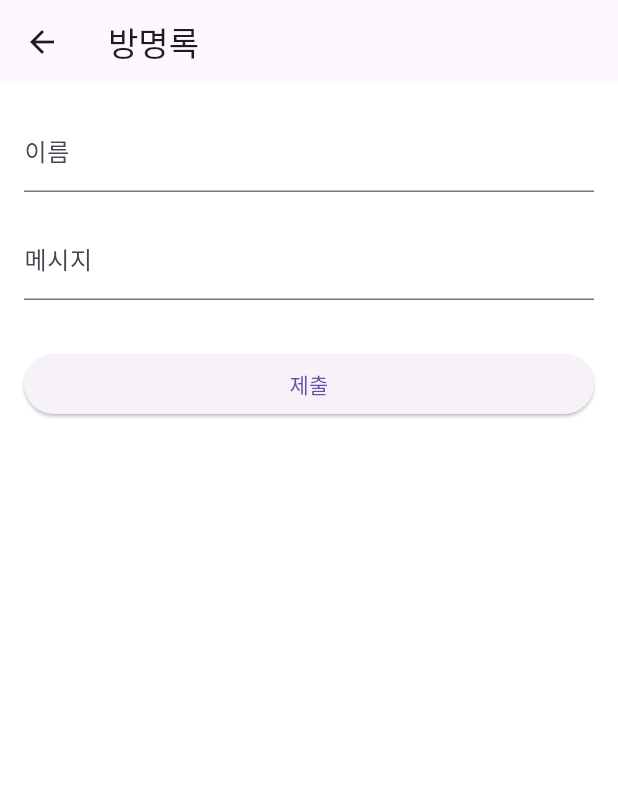
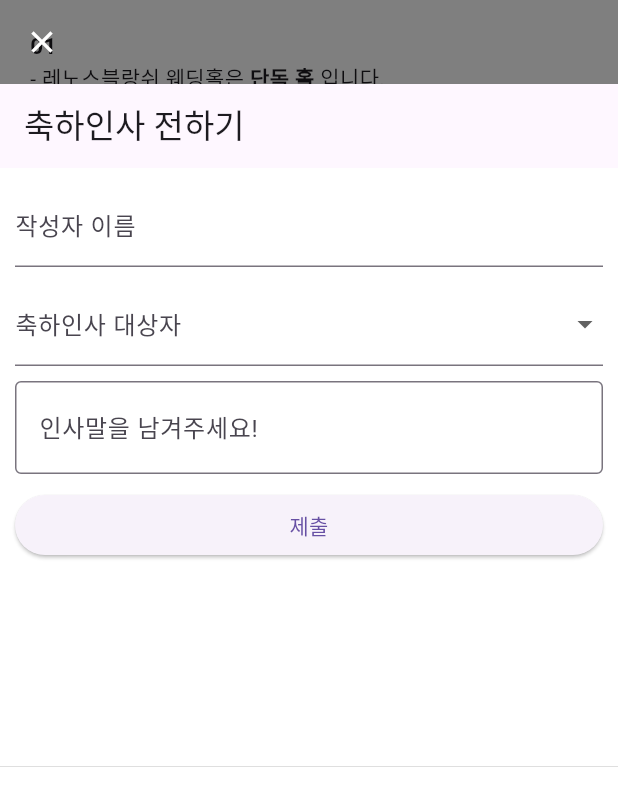
Before and after one commit to donkia/mobileIntivation, a Flutter app: the Notice widget shown alone on an empty page, opened directly, after a tap on "축하의 인사 남기기", on a phone screen of 412 x 824 dp. Shown: the top 806 px of the screen. Run offline on Flutter 3.47's test engine with Material 3 defaults, Android fonts, the phone set to English and light mode, and no system bars; our stand-ins replace cached_network_image, cloud_firestore, firebase_core, flutter_cache_manager, share_plus, table_calendar; missing offline and left inert: dart:html, dart:js; accounts and stored records are empty; network calls fail; Roboto replaces fonts that are missing (MaruBuri); statements that could not run were skipped.

Commit message:
캘린더 스크롤 불가, 축하의 인사 남기기 개선

```diff
--- a/lib/home.dart
+++ b/lib/home.dart
@@ -422,35 +422,9 @@ class _HomeState extends State<Home> with SingleTickerProviderStateMixin {
                         Icons.copy,
                         size: 10,
                       )),
-                  /*
-                  const Text(
-                    '주소 복사하기',
-                    style: TextStyle(fontSize: 9),
-                  )
-                  */
                 ],
               ),
 
-              /*
-              Row(
-                mainAxisAlignment: MainAxisAlignment.center,
-                children: [
-                  IconButton(
-                      onPressed: () {
-                        Clipboard.setData(
-                            const ClipboardData(text: '서울특별시 성동구 행당동 319-36'));
-                      },
-                      icon: const Icon(
-                        Icons.copy,
-                        size: 10,
-                      )),
-                  const Text(
-                    '주소 복사하기',
-                    style: TextStyle(fontSize: 9),
-                  )
-                ],
-              ),
-              */
               // 네이버 지도
               const SizedBox(
                 height: 400,
@@ -495,39 +469,11 @@ class _HomeState extends State<Home> with SingleTickerProviderStateMixin {
               ),
               const Account(),
 
-/*
-              Stack(
-                alignment: Alignment.center,
-                children: [
-                  Image.asset('assets/images/18.jpg'),
-                  const Positioned(
-                    top: 5,
-                    //width: 100,
-                    //height: 100,
-                    //child: Image.asset('assets/images/4.jpg'),
-                    child: Text(
-                      '저희의 새로운 시작을\n축하해 주시는 모든 분들께\n진심으로 감사드립니다.\n행복하게 잘 살겠습니다.',
-                      maxLines: 5,
-                      style: TextStyle(
-                          fontSize: 20,
-                          color: Color.fromARGB(255, 255, 255, 255),
-                          fontWeight: FontWeight.w700),
-                      //style: TextStyle(color: Color(0xff1877F2), fontSize: 19),
-                    ),
-                  ),
-                ],
-              ),
-*/
               const SizedBox(
                 height: 10,
               ),
               const Share(),
               const Buttom()
-              //const Text('공유하기'),
-              // const SizedBox(
-              //   //height: 400,
-              //   child: Share(),
-              // ),
             ],
           ),
         ),
--- a/lib/widget/customCalendar.dart
+++ b/lib/widget/customCalendar.dart
@@ -21,6 +21,7 @@ class _CustomCalendarState extends State<CustomCalendar> {
           // 아무 작업도 하지 않음
         },
         child: TableCalendar(
+          availableGestures: AvailableGestures.none,
           firstDay: DateTime.utc(2025, 1, 1),
           lastDay: DateTime.utc(2025, 1, 31),
           focusedDay: focusedDay,
@@ -42,6 +43,9 @@ class _CustomCalendarState extends State<CustomCalendar> {
             formatButtonVisible: false,
             leftChevronVisible: false,
             rightChevronVisible: false,
+            // titleTextFormatter: (date, locale) {
+            //   return '${DateFormat('MM').format(date)}월';
+            // },
 
             // titleTextStyle는 사용하지 않고 customHeaderBuilder를 사용
           ),
--- a/lib/widget/guestBook.dart
+++ b/lib/widget/guestBook.dart
@@ -2,7 +2,9 @@ import 'package:flutter/material.dart';
 import 'package:cloud_firestore/cloud_firestore.dart';
 
 class GuestBook extends StatefulWidget {
-  const GuestBook({super.key});
+  final VoidCallback onSubmitted;
+
+  const GuestBook({super.key, required this.onSubmitted});
 
   @override
   _GuestBookState createState() => _GuestBookState();
@@ -12,10 +14,7 @@ class _GuestBookState extends State<GuestBook> {
   final _nameController = TextEditingController();
   final _messageController = TextEditingController();
   final _formKey = GlobalKey<FormState>();
-
-  // Firestore 컬렉션 참조
-  CollectionReference guestbook =
-      FirebaseFirestore.instance.collection('guestbook');
+  String? _selectedRole;
 
   final FirebaseFirestore _firestore = FirebaseFirestore.instance;
 
@@ -25,29 +24,28 @@ class _GuestBookState extends State<GuestBook> {
         "name": _nameController.text,
         "message": _messageController.text,
         "timestamp": FieldValue.serverTimestamp(),
-        "type": '1'
+        "type": _selectedRole
       });
 
-      // await guestbook.doc('AV9LVH2LQ4QXhdcDdcz3').set({
-      //   'name': _nameController.text,
-      //   'message': _messageController.text,
-      //   'timestamp': FieldValue.serverTimestamp(),
-      //   'type': '1'
-      // });
       ScaffoldMessenger.of(context).showSnackBar(
         const SnackBar(content: Text('메시지가 제출되었습니다!')),
       );
       _nameController.clear();
       _messageController.clear();
+      setState(() {
+        _selectedRole = null;
+      });
+
+      widget.onSubmitted(); // 폼 제출 후 부모 위젯에서 스택을 닫도록 호출
     }
   }
 
   @override
   Widget build(BuildContext context) {
     return Scaffold(
-      appBar: AppBar(title: const Text('방명록')),
+      appBar: AppBar(title: const Text('축하인사 전하기')),
       body: Padding(
-        padding: const EdgeInsets.all(16.0),
+        padding: const EdgeInsets.all(10.0),
         child: Form(
           key: _formKey,
           child: Column(
@@ -55,7 +53,7 @@ class _GuestBookState extends State<GuestBook> {
             children: [
               TextFormField(
                 controller: _nameController,
-                decoration: const InputDecoration(labelText: '이름'),
+                decoration: const InputDecoration(labelText: '작성자 이름'),
                 validator: (value) {
                   if (value == null || value.isEmpty) {
                     return '이름을 입력해주세요';
@@ -63,10 +61,35 @@ class _GuestBookState extends State<GuestBook> {
                   return null;
                 },
               ),
-              const SizedBox(height: 16),
+              const SizedBox(height: 10),
+              DropdownButtonFormField<String>(
+                decoration: const InputDecoration(labelText: '축하인사 대상자'),
+                value: _selectedRole,
+                items: ['신랑', '신부'].map((role) {
+                  return DropdownMenuItem(value: role, child: Text(role));
+                }).toList(),
+                onChanged: (value) {
+                  setState(() {
+                    _selectedRole = value;
+                  });
+                },
+                validator: (value) {
+                  if (value == null) {
+                    return '축하인사 대상자를 선택해주세요.';
+                  }
+                  return null;
+                },
+              ),
+              const SizedBox(height: 10),
               TextFormField(
                 controller: _messageController,
-                decoration: const InputDecoration(labelText: '메시지'),
+                decoration: const InputDecoration(
+                  labelText: '인사말을 남겨주세요!',
+                  border: OutlineInputBorder(),
+                ),
+                maxLines: 3,
+                minLines: 2,
+                style: const TextStyle(fontSize: 10),
                 validator: (value) {
                   if (value == null || value.isEmpty) {
                     return '메시지를 입력해주세요';
@@ -74,7 +97,7 @@ class _GuestBookState extends State<GuestBook> {
                   return null;
                 },
               ),
-              const SizedBox(height: 32),
+              const SizedBox(height: 10),
               ElevatedButton(
                 onPressed: _submitForm,
                 child: const Text('제출'),
--- a/lib/widget/notice.dart
+++ b/lib/widget/notice.dart
@@ -1,163 +1,126 @@
 import 'package:flutter/material.dart';
 import 'package:mobile_invitation/widget/guestBook.dart';
 
-class Notice extends StatelessWidget {
+class Notice extends StatefulWidget {
   const Notice({super.key});
 
   @override
+  _NoticeState createState() => _NoticeState();
+}
+
+class _NoticeState extends State<Notice> {
+  bool _showGuestBook = false;
+
+  // GuestBook 토글 함수
+  void _toggleGuestBook() {
+    setState(() {
+      _showGuestBook = !_showGuestBook;
+    });
+  }
+
+  @override
   Widget build(BuildContext context) {
-    return Padding(
+    return Stack(
+      children: [
+        SingleChildScrollView(
           padding: const EdgeInsets.all(20.0),
           child: Column(
-        crossAxisAlignment: CrossAxisAlignment.start, //왼쪽 정렬 설정
+            crossAxisAlignment: CrossAxisAlignment.start,
             children: [
-          const Text(
-            '01',
-            style: TextStyle(
-              fontSize: 15,
-              fontWeight: FontWeight.w700,
-              //decoration: TextDecoration.underline
-            ),
-            //textAlign: TextAlign.start,
-          ),
+              const Text('01',
+                  style: TextStyle(fontSize: 15, fontWeight: FontWeight.w700)),
               const Text.rich(
                 TextSpan(
                   children: [
                     TextSpan(text: '- 레노스블랑쉬 웨딩홀은 '),
                     TextSpan(
                         text: '단독 홀',
-                  style: TextStyle(
-                    fontWeight: FontWeight.bold, // 굵게
-                    //color: Colors.red, // 원하는 색상
-                  ),
-                ),
+                        style: TextStyle(fontWeight: FontWeight.bold)),
                     TextSpan(text: ' 입니다.'),
                   ],
                 ),
               ),
-          const SizedBox(
-            height: 10,
-          ),
-          const Text(
-            '02',
-            style: TextStyle(
-              fontSize: 15,
-              fontWeight: FontWeight.w700,
-              //decoration: TextDecoration.underline
-            ),
-            //textAlign: TextAlign.start,
-          ),
+              const SizedBox(height: 10),
+              const Text('02',
+                  style: TextStyle(fontSize: 15, fontWeight: FontWeight.w700)),
               const Text.rich(
                 TextSpan(
                   children: [
                     TextSpan(text: '- 식사는 '),
                     TextSpan(
                         text: '뷔페식',
-                  style: TextStyle(
-                    fontWeight: FontWeight.bold, // 굵게
-                    //color: Colors.red, // 원하는 색상
-                  ),
-                ),
-                TextSpan(text: ' 입니다. 마음껏 드셔주십쇼.'),
+                        style: TextStyle(fontWeight: FontWeight.bold)),
+                    TextSpan(text: ' 입니다.'),
                   ],
                 ),
               ),
-          const SizedBox(
-            height: 10,
-          ),
-          const Text(
-            '03',
-            style: TextStyle(
-              fontSize: 15,
-              fontWeight: FontWeight.w700,
-              //decoration: TextDecoration.underline
-            ),
-            //textAlign: TextAlign.start,
-          ),
+              const SizedBox(height: 10),
+              const Text('03',
+                  style: TextStyle(fontSize: 15, fontWeight: FontWeight.w700)),
               const Text.rich(
                 TextSpan(
                   children: [
                     TextSpan(text: '- 주차는 '),
                     TextSpan(
                         text: '주차도장',
-                  style: TextStyle(
-                    fontWeight: FontWeight.bold, // 굵게
-                    //color: Colors.red, // 원하는 색상
-                  ),
-                ),
+                        style: TextStyle(fontWeight: FontWeight.bold)),
                     TextSpan(text: ' 찍어 출차하시면 2시간이 무료입니다.'),
                   ],
                 ),
               ),
               const Text('- 주차장은 본 건물 옆 지상 주차장에서 가능합니다.(약 150대 가능)'),
-          const Text('- 현장 만차 시에는 안내받으신 후, 무학여고 주차장 또는 삼성스토어 옆 유료주차장 이용 가능합니다'),
+              const Text(
+                  '- 현장 만차 시에는 안내받으신 후, 무학여고 주차장 또는 삼성스토어 옆 유료주차장 이용 가능합니다'),
               const Text('- 유료주차장 이용시에도 주차도장 적용이 가능합니다.'),
-          const SizedBox(
-            height: 10,
-          ),
-          // const Text(
-          //   '04',
-          //   style: TextStyle(
-          //     fontSize: 15,
-          //     fontWeight: FontWeight.w700,
-          //     //decoration: TextDecoration.underline
-          //   ),
-          //   //textAlign: TextAlign.start,
-          // ),
-          // const Text('- 참석 의사 전달은 신랑,신부에게 큰 도움이 됩니다.'),
-          // const SizedBox(
-          //   height: 20,
-          // ),
-          // Center(
-          //   child: OutlinedButton(
-          //     onPressed: () {},
-          //     style: OutlinedButton.styleFrom(
-          //         side: const BorderSide(
-          //           color: Colors.black,
-          //           width: 1.0,
-          //         ),
-          //         backgroundColor: Colors.transparent),
-          //     child: const Text(
-          //       '참석 의사 전달하기',
-          //       style: TextStyle(color: Colors.black),
-          //     ),
-          //   ),
-          // ),
-          const Text(
-            '04',
-            style: TextStyle(
-              fontSize: 15,
-              fontWeight: FontWeight.w700,
-              //decoration: TextDecoration.underline
-            ),
-            //textAlign: TextAlign.start,
-          ),
+              const SizedBox(height: 10),
+              const Text('04',
+                  style: TextStyle(fontSize: 15, fontWeight: FontWeight.w700)),
               const Text('- 신랑, 신부에게 축하의 인사를 남겨주세요!'),
-          const SizedBox(
-            height: 20,
-          ),
+              const SizedBox(height: 20),
               Center(
                 child: OutlinedButton(
-              onPressed: () {
-                Navigator.push(
-                  context,
-                  MaterialPageRoute(builder: (context) => const GuestBook()),
-                );
-              },
+                  onPressed: _toggleGuestBook,
                   style: OutlinedButton.styleFrom(
-                  side: const BorderSide(
-                    color: Colors.black,
-                    width: 1.0,
+                    side: const BorderSide(color: Colors.black, width: 1.0),
+                    backgroundColor: Colors.transparent,
                   ),
-                  backgroundColor: Colors.transparent),
-              child: const Text(
-                '축하의 인사 남기기',
-                style: TextStyle(color: Colors.black),
+                  child: const Text('축하의 인사 남기기',
+                      style: TextStyle(color: Colors.black)),
+                ),
+              ),
+              const SizedBox(height: 100),
+            ],
+          ),
+        ),
+        if (_showGuestBook)
+          Positioned.fill(
+            child: GestureDetector(
+              onTap: _toggleGuestBook,
+              child: Container(
+                color: Colors.black.withOpacity(0.5),
               ),
             ),
           ),
+        if (_showGuestBook)
+          Positioned.fill(
+            child: Column(
+              children: [
+                AppBar(
+                  backgroundColor: Colors.transparent,
+                  elevation: 0,
+                  leading: IconButton(
+                    icon: const Icon(Icons.close, color: Colors.white),
+                    onPressed: _toggleGuestBook,
+                  ),
+                ),
+                Expanded(
+                  child: GuestBook(
+                      onSubmitted: _toggleGuestBook), // onSubmitted 추가
+                ),
               ],
             ),
+          ),
+      ],
     );
   }
 }
--- a/lib/widget/openMapApp.dart
+++ b/lib/widget/openMapApp.dart
@@ -66,6 +66,8 @@ class OpenMapApp extends StatelessWidget {
   @override
   Widget build(BuildContext context) {
     return Column(
+      crossAxisAlignment: CrossAxisAlignment.stretch, // 부모 위젯의 전체 너비 사용
+
       children: [
         Row(mainAxisAlignment: MainAxisAlignment.center, children: [
           IconButton(
@@ -102,13 +104,15 @@ class OpenMapApp extends StatelessWidget {
             ),
           ),
         ]),
-        const Column(
+        const Padding(
+          padding: EdgeInsets.all(20.0),
+          child: Column(
             crossAxisAlignment: CrossAxisAlignment.start, //왼쪽 정렬 설정
 
             children: [
               Text(
                 '지하철',
-              textAlign: TextAlign.start,
+                // textAlign: TextAlign.start,
                 style: TextStyle(fontWeight: FontWeight.w700),
               ),
               Text.rich(
@@ -141,7 +145,7 @@ class OpenMapApp extends StatelessWidget {
                       style: TextStyle(color: Color(0xFFDBA829) // 원하는 색상
                           ),
                     ),
-                  TextSpan(text: '\n    : 왕십리역 9번 출구(도보 3분거리) '),
+                    TextSpan(text: ' : 왕십리역 9번 출구(도보 3분거리) '),
                     //TextSpan(text: ' 입니다.'),
                   ],
                 ),
@@ -175,6 +179,7 @@ class OpenMapApp extends StatelessWidget {
               Text('- 공항버스 : 6010(인천)'),
             ],
           ),
+        ),
         const SizedBox(
           height: 10,
         ),
--- a/lib/widget/share.dart
+++ b/lib/widget/share.dart
@@ -17,11 +17,11 @@ class Share extends StatelessWidget {
           const SizedBox(
             height: 10,
           ),
-          const Text('항상 저희를 지켜봐주시고 지원해주신 부모님과 가족,'),
-          const SizedBox(
-            height: 10,
-          ),
-          const Text('그리고 응원과 축하의 마음을 전해주신 모든 분들께'),
+          // const Text('항상 저희를 지켜봐주시고 지원해주신 부모님과 가족,'),
+          // const SizedBox(
+          //   height: 10,
+          // ),
+          const Text('응원과 축하의 마음을 전해주신 모든 분들께'),
           const SizedBox(
             height: 10,
           ),
@@ -29,7 +29,7 @@ class Share extends StatelessWidget {
           const SizedBox(
             height: 10,
           ),
-          const Text('항상 건강하시고 행복하세요.'),
+          const Text('항상 건강하시고 행복하시길 기원드립니다.'),
           const SizedBox(
             height: 10,
           ),
```
Lines whose indentation alone changed are shown as unchanged.
